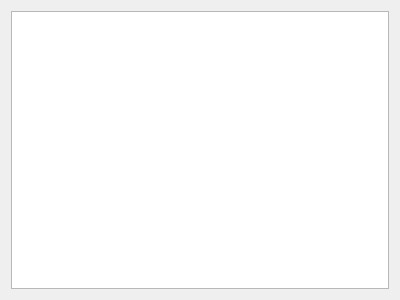
This is res/ui/network_tab.ui in duniter/sakia as Qt 5 draws it before an edit. The edited form follows.
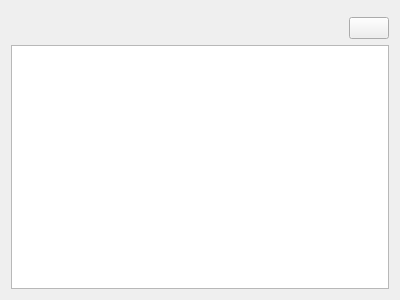
This is the edited form. Icons and pictures are not drawn.

Commit message: Refresh nodes manually ( #135 )

Diff of the .ui file:
```diff
--- a/res/ui/network_tab.ui
+++ b/res/ui/network_tab.ui
@@ -16,6 +16,43 @@
   <layout class="QVBoxLayout" name="verticalLayout_2">
    <item>
     <layout class="QVBoxLayout" name="verticalLayout">
+     <item>
+      <layout class="QHBoxLayout" name="horizontalLayout_2">
+       <property name="topMargin">
+        <number>6</number>
+       </property>
+       <item>
+        <spacer name="horizontalSpacer">
+         <property name="orientation">
+          <enum>Qt::Horizontal</enum>
+         </property>
+         <property name="sizeHint" stdset="0">
+          <size>
+           <width>40</width>
+           <height>20</height>
+          </size>
+         </property>
+        </spacer>
+       </item>
+       <item>
+        <widget class="QPushButton" name="button_manual_refresh">
+         <property name="text">
+          <string/>
+         </property>
+         <property name="icon">
+          <iconset resource="../icons/icons.qrc">
+           <normaloff>:/icons/refresh_icon</normaloff>:/icons/refresh_icon</iconset>
+         </property>
+         <property name="iconSize">
+          <size>
+           <width>16</width>
+           <height>16</height>
+          </size>
+         </property>
+        </widget>
+       </item>
+      </layout>
+     </item>
      <item>
       <widget class="QTableView" name="table_network">
        <property name="contextMenuPolicy">
```
Left out of the diff: 21 changed lines with no effect on the pictures. The commit also changes 5 other files.
